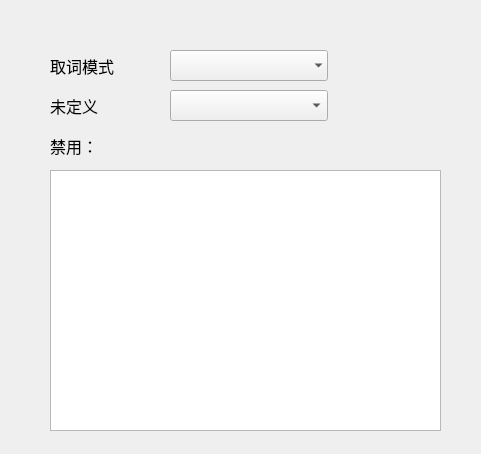
Before: the Qt Designer form src/configwindow.ui in jiangzc/CuteTranslation, drawn with Qt 5.
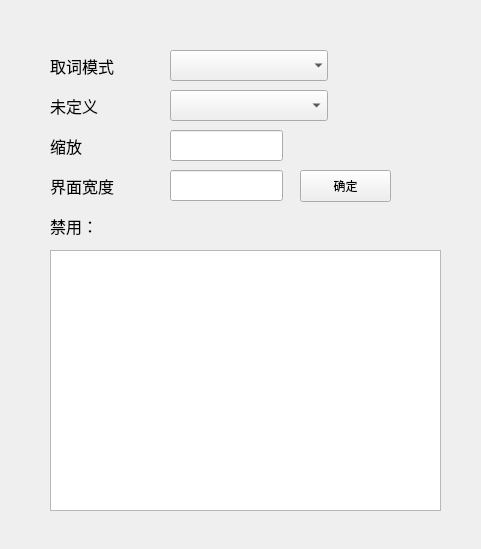
After: the same form once the commit is applied.

Commit message: WIP: adjust zoom factor and width in configWin

The edit to the form file:
```diff
--- a/src/configwindow.ui
+++ b/src/configwindow.ui
@@ -7,7 +7,7 @@
     <x>0</x>
     <y>0</y>
     <width>481</width>
-    <height>454</height>
+    <height>549</height>
    </rect>
   </property>
   <property name="windowTitle">
@@ -91,7 +91,7 @@
    <property name="geometry">
     <rect>
      <x>50</x>
-     <y>170</y>
+     <y>250</y>
      <width>391</width>
      <height>261</height>
     </rect>
@@ -101,7 +101,7 @@
    <property name="geometry">
     <rect>
      <x>50</x>
-     <y>130</y>
+     <y>210</y>
      <width>101</width>
      <height>31</height>
     </rect>
@@ -118,6 +118,81 @@
     <string>禁用：</string>
    </property>
   </widget>
+  <widget class="QLabel" name="label_4">
+   <property name="geometry">
+    <rect>
+     <x>50</x>
+     <y>130</y>
+     <width>101</width>
+     <height>31</height>
+    </rect>
+   </property>
+   <property name="font">
+    <font>
+     <family>微软雅黑</family>
+     <pointsize>12</pointsize>
+     <weight>50</weight>
+     <bold>false</bold>
+    </font>
+   </property>
+   <property name="text">
+    <string>缩放</string>
+   </property>
+  </widget>
+  <widget class="QLabel" name="label_5">
+   <property name="geometry">
+    <rect>
+     <x>50</x>
+     <y>170</y>
+     <width>101</width>
+     <height>31</height>
+    </rect>
+   </property>
+   <property name="font">
+    <font>
+     <family>微软雅黑</family>
+     <pointsize>12</pointsize>
+     <weight>50</weight>
+     <bold>false</bold>
+    </font>
+   </property>
+   <property name="text">
+    <string>界面宽度</string>
+   </property>
+  </widget>
+  <widget class="QLineEdit" name="lineEdit">
+   <property name="geometry">
+    <rect>
+     <x>170</x>
+     <y>130</y>
+     <width>113</width>
+     <height>31</height>
+    </rect>
+   </property>
+  </widget>
+  <widget class="QLineEdit" name="lineEdit_2">
+   <property name="geometry">
+    <rect>
+     <x>170</x>
+     <y>170</y>
+     <width>113</width>
+     <height>31</height>
+    </rect>
+   </property>
+  </widget>
+  <widget class="QPushButton" name="pushButton">
+   <property name="geometry">
+    <rect>
+     <x>300</x>
+     <y>170</y>
+     <width>91</width>
+     <height>32</height>
+    </rect>
+   </property>
+   <property name="text">
+    <string>确定</string>
+   </property>
+  </widget>
  </widget>
  <resources/>
  <connections/>
```
The commit also changes 7 other files.
